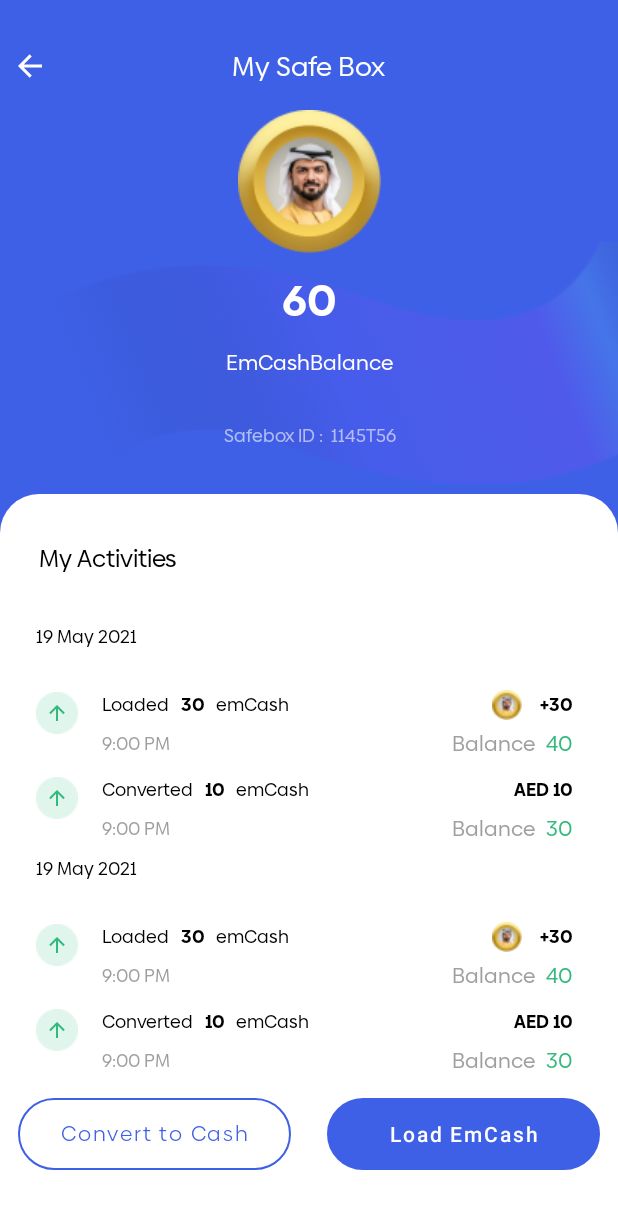
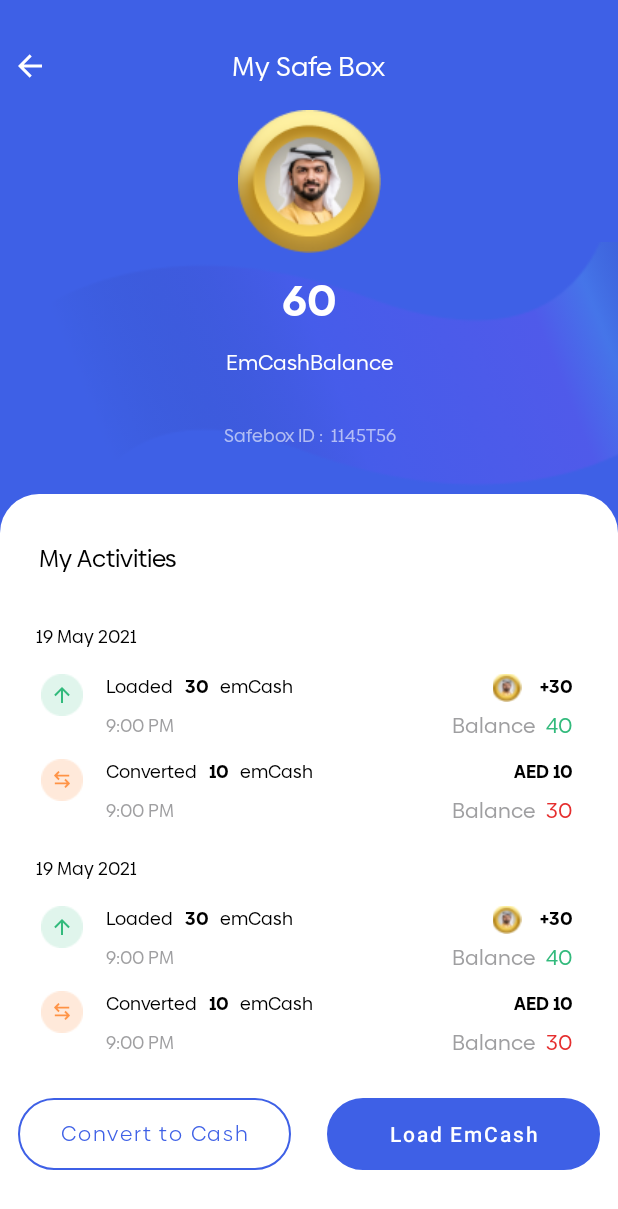
Before and after one commit to harishPadmanabh-accubits/EmcashCustomer, an Android app: the WalletActivity screen opened directly, with no data from a screen before it, on a phone screen of 412 x 824 dp. Shown: the top 1209 px of the screen. Run offline under Robolectric (Android 15) with nearby library versions, the phone set to English and light mode, and no system bars; pictures from the network do not load; Roboto replaces fonts that are not available here.

```diff
--- a/app/src/main/java/com/emcash/emcashcustomer/MainActivity.kt
+++ b/app/src/main/java/com/emcash/emcashcustomer/MainActivity.kt
@@ -18,7 +18,7 @@ class MainActivity : AppCompatActivity() {
     }
 
     fun onClick(view: View) {
-        val intent=   Intent(applicationContext,WalletActivity::class.java)
+        val intent=   Intent(applicationContext,PrepareEmCashActivity::class.java)
         startActivity(intent)
     }
 }
--- a/app/src/main/res/values/strings.xml
+++ b/app/src/main/res/values/strings.xml
@@ -1,3 +1,3 @@
 <resources>
-    <string name="app_name">EmcashCustomer</string>
+    <string name="app_name">Emcash 1.0.0</string>
 </resources>
--- a/emcash/src/main/java/com/emcash/customerapp/ui/prepare/PrepareEmCashActivity.kt
+++ b/emcash/src/main/java/com/emcash/customerapp/ui/prepare/PrepareEmCashActivity.kt
@@ -1,23 +1,19 @@
 package com.emcash.customerapp.ui.prepare
 
 import android.animation.ObjectAnimator
-import androidx.appcompat.app.AppCompatActivity
 import android.os.Bundle
-import android.os.Handler
-import android.os.Looper
+import android.util.DisplayMetrics
 import android.view.animation.Animation
 import android.view.animation.TranslateAnimation
+import androidx.appcompat.app.AppCompatActivity
 import androidx.core.animation.addListener
 import androidx.fragment.app.commit
 import androidx.fragment.app.replace
 import com.emcash.customerapp.R
 import com.emcash.customerapp.extensions.hide
-import com.emcash.customerapp.extensions.openActivity
-import com.emcash.customerapp.ui.home.HomeActivity
-import com.emcash.customerapp.ui.intro.FirstIntroFragment
 import kotlinx.android.synthetic.main.activity_prepare_em_cash.*
+import timber.log.Timber
 
-import timber.log.Timber
 
 class PrepareEmCashActivity : AppCompatActivity() {
     override fun onCreate(savedInstanceState: Bundle?) {
@@ -44,8 +40,13 @@ class PrepareEmCashActivity : AppCompatActivity() {
     }
 
     fun animateCurve(onEnd:()->Unit){
+        val displayMetrics = DisplayMetrics()
+        windowManager.defaultDisplay.getMetrics(displayMetrics)
+        val screenHeight = displayMetrics.heightPixels
+        val screenWidth = displayMetrics.widthPixels
+
         val pushDown = TranslateAnimation(
-            0F, 500F, 0F, 1300F
+            0F, screenWidth.toFloat()/3, 0F, screenHeight.toFloat()/2
         )
         pushDown.duration = 1000
         pushDown.fillAfter = true
@@ -68,7 +69,7 @@ class PrepareEmCashActivity : AppCompatActivity() {
                 }
 
                 )
-                ObjectAnimator.ofFloat(iv_curve, "translationX", 400f).apply {
+                ObjectAnimator.ofFloat(iv_curve, "translationX", screenWidth.toFloat()/3).apply {
                     duration = 800
                     start()
                 }.addListener(onEnd = {
--- a/emcash/src/main/java/com/emcash/customerapp/ui/wallet/WalletActivity.kt
+++ b/emcash/src/main/java/com/emcash/customerapp/ui/wallet/WalletActivity.kt
@@ -13,6 +13,10 @@ class WalletActivity : AppCompatActivity() {
         super.onCreate(savedInstanceState)
         setContentView(R.layout.wallet_screen_v2)
 
+        iv_back.setOnClickListener {
+            onBackPressed()
+        }
+
 
         rv_activities.apply {
             layoutManager = LinearLayoutManager(this@WalletActivity,RecyclerView.VERTICAL,false)
--- a/emcash/src/main/java/com/emcash/customerapp/ui/wallet/WalletActivityDetailsAdapter.kt
+++ b/emcash/src/main/java/com/emcash/customerapp/ui/wallet/WalletActivityDetailsAdapter.kt
@@ -3,9 +3,11 @@ package com.emcash.customerapp.ui.wallet
 import android.view.LayoutInflater
 import android.view.View
 import android.view.ViewGroup
+import androidx.core.content.ContextCompat
 import androidx.recyclerview.widget.RecyclerView
 import com.emcash.customerapp.R
 import com.emcash.customerapp.extensions.hide
+import com.emcash.customerapp.extensions.show
 import com.emcash.customerapp.model.ACTIVITY_TYPE_CONVERTED
 import com.emcash.customerapp.model.ACTIVITY_TYPE_LOADED
 import com.emcash.customerapp.model.DummyActivityDetails
@@ -29,15 +31,26 @@ class WalletActivityDetailsAdapter(val data : List<DummyActivityDetails>):Recycl
                 tv_type_indicator.text = "Loaded"
                 tv_value_emcash.text = currentItem.valueLoaded
                 tv_time.text = currentItem.time
-                tv_balance.text = currentItem.Balance
+                tv_balance.apply {
+                    text = currentItem.Balance
+                    setTextColor(ContextCompat.getColor(context,R.color.green))
+                }
                 tv_value_changed.text = currentItem.changedValue
+                iv_type_indicator_convert_emcash.hide()
+                iv_type_indicator_load_emcash.show()
             }else if(currentItem.type == ACTIVITY_TYPE_CONVERTED){
                 tv_type_indicator.text = "Converted"
                 tv_value_emcash.text = currentItem.valueLoaded
                 tv_time.text = currentItem.time
-                tv_balance.text = currentItem.Balance
+                tv_balance.apply {
+                    text = currentItem.Balance
+                    setTextColor(ContextCompat.getColor(context,R.color.red))
+                }
                 tv_value_changed.text = currentItem.changedValue
                 iv_coin_image.hide()
+                iv_type_indicator_convert_emcash.show()
+                iv_type_indicator_load_emcash.hide()
+
             }
 
         }
--- a/emcash/src/main/res/layout/item_inner_activity_details.xml
+++ b/emcash/src/main/res/layout/item_inner_activity_details.xml
@@ -1,9 +1,9 @@
 <?xml version="1.0" encoding="utf-8"?>
-<androidx.constraintlayout.widget.ConstraintLayout
-    xmlns:android="http://schemas.android.com/apk/res/android"
+<androidx.constraintlayout.widget.ConstraintLayout xmlns:android="http://schemas.android.com/apk/res/android"
     xmlns:app="http://schemas.android.com/apk/res-auto"
     xmlns:tools="http://schemas.android.com/tools"
     android:layout_width="match_parent"
+    android:layout_marginBottom="@dimen/dp12"
     android:layout_height="wrap_content">
 
     <androidx.appcompat.widget.AppCompatImageView
@@ -11,9 +11,22 @@
         android:layout_width="28dp"
         android:layout_height="28dp"
         android:background="@drawable/tbd_green_round"
+        android:visibility="gone"
         android:padding="@dimen/dp8"
-        android:layout_marginTop="@dimen/dp12"
         android:src="@drawable/tbd_ic_green_arrow"
+        app:layout_constraintEnd_toStartOf="@+id/guideline19"
+        app:layout_constraintStart_toStartOf="parent"
+        app:layout_constraintTop_toTopOf="parent" />
+
+    <androidx.appcompat.widget.AppCompatImageView
+        android:id="@+id/iv_type_indicator_convert_emcash"
+        android:layout_width="28dp"
+        android:layout_height="28dp"
+        android:background="@drawable/tbd_red_round"
+        android:padding="@dimen/dp8"
+        android:src="@drawable/tbd_ic_red_arrow"
+        android:visibility="gone"
+        app:layout_constraintEnd_toStartOf="@+id/guideline19"
         app:layout_constraintStart_toStartOf="parent"
         app:layout_constraintTop_toTopOf="parent" />
 
@@ -21,21 +34,21 @@
         android:id="@+id/tv_type_indicator"
         android:layout_width="wrap_content"
         android:layout_height="wrap_content"
+        android:layout_marginStart="12dp"
         android:fontFamily="@font/biennale_regular"
         android:text="Loaded"
-        android:layout_marginStart="@dimen/dp16"
         android:textColor="@color/black"
         android:textSize="@dimen/dp12"
-        app:layout_constraintStart_toEndOf="@+id/iv_type_indicator_load_emcash"
+        app:layout_constraintStart_toStartOf="@+id/guideline19"
         app:layout_constraintTop_toTopOf="@+id/iv_type_indicator_load_emcash" />
 
     <TextView
         android:id="@+id/tv_value_emcash"
         android:layout_width="wrap_content"
         android:layout_height="wrap_content"
+        android:layout_marginStart="7dp"
         android:fontFamily="@font/biennale_bold"
         android:text="30"
-        android:layout_marginStart="7dp"
         android:textColor="@color/black"
         android:textSize="@dimen/dp12"
         app:layout_constraintBottom_toBottomOf="@+id/tv_type_indicator"
@@ -46,11 +59,11 @@
         android:id="@+id/tv_info_emcash"
         android:layout_width="wrap_content"
         android:layout_height="wrap_content"
+        android:layout_marginStart="7dp"
         android:fontFamily="@font/biennale_regular"
         android:text="@string/emcash"
         android:textColor="@color/black"
         android:textSize="@dimen/dp12"
-        android:layout_marginStart="7dp"
         app:layout_constraintBottom_toBottomOf="@+id/tv_value_emcash"
         app:layout_constraintStart_toEndOf="@+id/tv_value_emcash"
         app:layout_constraintTop_toTopOf="@+id/tv_value_emcash" />
@@ -72,19 +85,19 @@
         android:id="@+id/tv_value_changed"
         android:layout_width="wrap_content"
         android:layout_height="wrap_content"
+        android:layout_marginEnd="@dimen/dp30"
         android:fontFamily="@font/biennale_bold"
         android:text="+30"
-        android:layout_marginEnd="@dimen/dp30"
         android:textColor="@color/black"
         android:textSize="@dimen/dp12"
         app:layout_constraintEnd_toEndOf="parent"
         app:layout_constraintTop_toTopOf="@+id/tv_info_emcash" />
 
     <androidx.appcompat.widget.AppCompatImageView
+        android:id="@+id/iv_coin_image"
         android:layout_width="wrap_content"
         android:layout_height="wrap_content"
         android:layout_marginEnd="@dimen/sp12"
-        android:id="@+id/iv_coin_image"
         android:src="@drawable/tbd_coin_profile_activity_list_item"
         app:layout_constraintBottom_toBottomOf="@+id/tv_value_changed"
         app:layout_constraintEnd_toStartOf="@+id/tv_value_changed"
@@ -92,9 +105,9 @@
 
     <LinearLayout
         android:id="@+id/ll_balance"
-        android:layout_marginTop="7dp"
         android:layout_width="wrap_content"
         android:layout_height="wrap_content"
+        android:layout_marginTop="7dp"
         android:orientation="horizontal"
         app:layout_constraintEnd_toEndOf="@+id/tv_value_changed"
         app:layout_constraintTop_toBottomOf="@+id/tv_value_changed">
@@ -119,6 +132,12 @@
             android:textColor="@color/green" />
     </LinearLayout>
 
+    <androidx.constraintlayout.widget.Guideline
+        android:id="@+id/guideline19"
+        android:layout_width="wrap_content"
+        android:layout_height="wrap_content"
+        android:orientation="vertical"
+        app:layout_constraintGuide_begin="35dp" />
 
 
 </androidx.constraintlayout.widget.ConstraintLayout>
```
